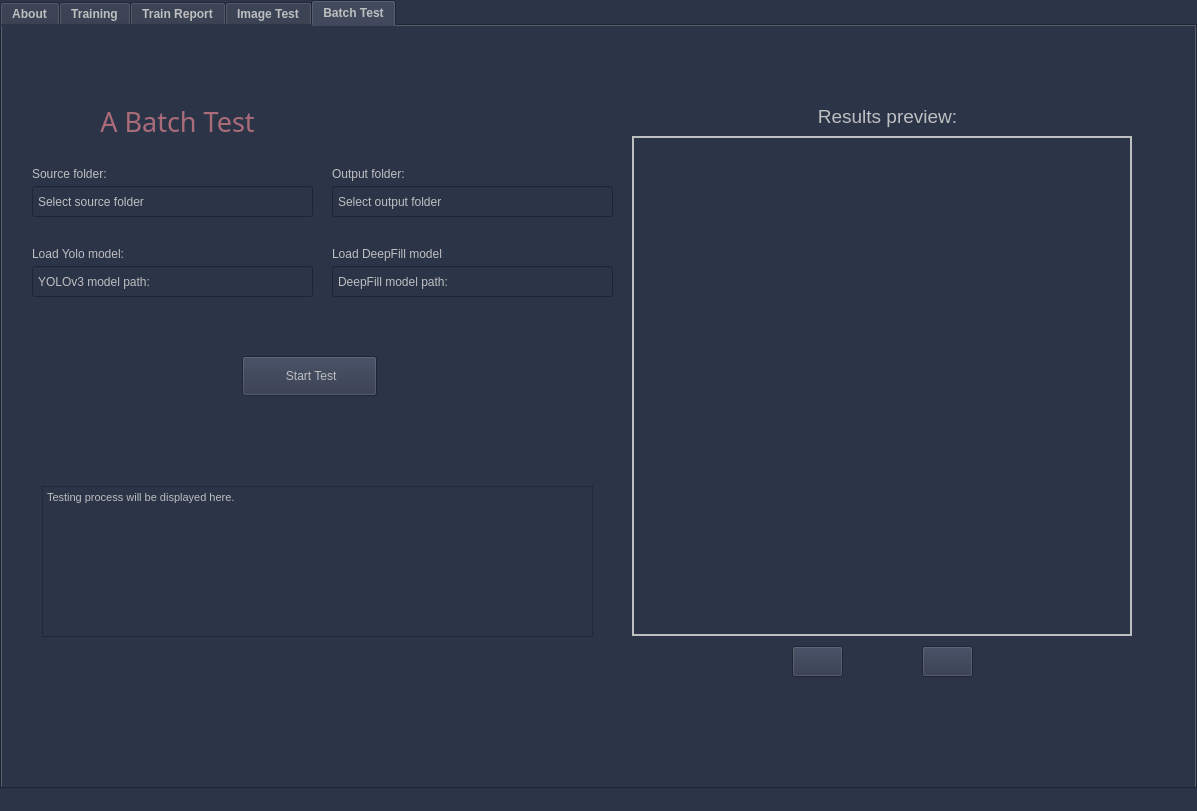
shlomi1074/Camouflage-Final-Project, file GUI/UI/MainScreen.ui: the form before one commit.
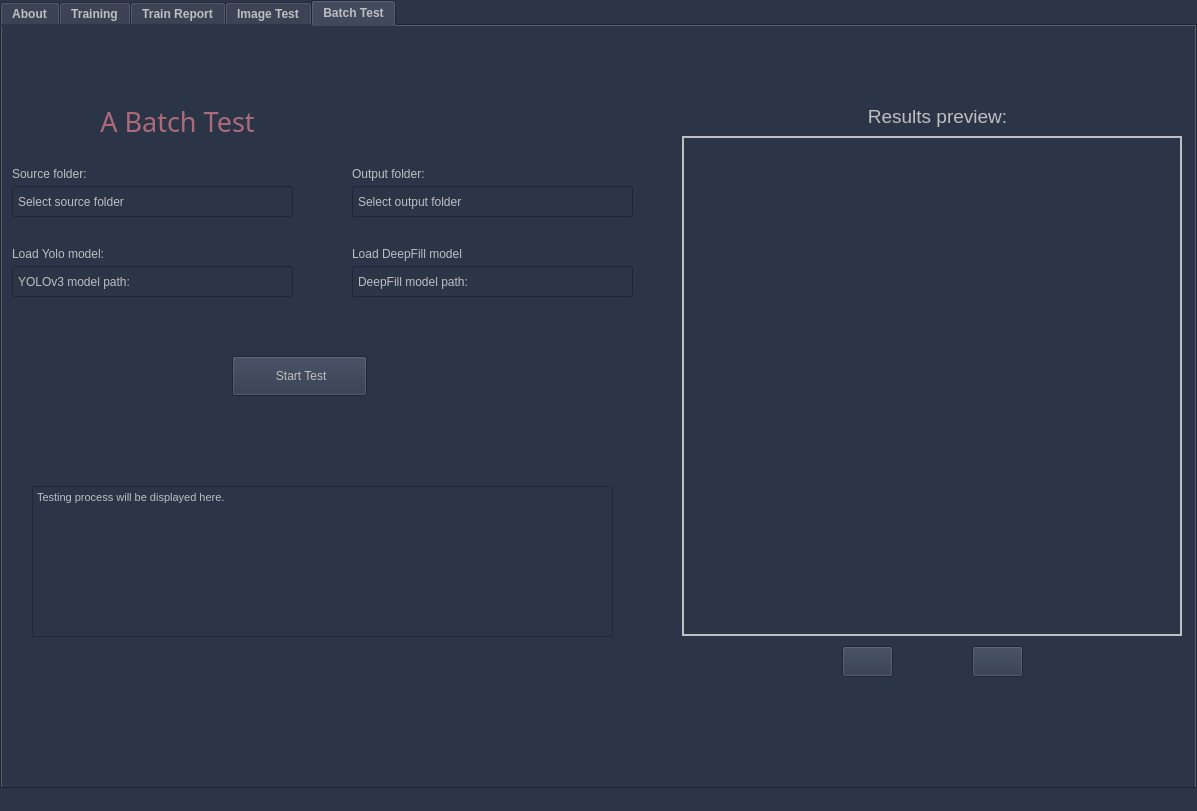
The form after the commit. The open tabs and pages were chosen to show the change. Icons and pictures are not drawn.

Commit message: models now loaded during startup

```diff
--- a/GUI/UI/MainScreen.ui
+++ b/GUI/UI/MainScreen.ui
@@ -2406,7 +2406,7 @@
        <widget class="QLabel" name="label_31">
         <property name="geometry">
          <rect>
-          <x>30</x>
+          <x>10</x>
           <y>140</y>
           <width>121</width>
           <height>16</height>
@@ -2430,7 +2430,7 @@
         </property>
         <property name="geometry">
          <rect>
-          <x>30</x>
+          <x>10</x>
           <y>160</y>
           <width>281</width>
           <height>31</height>
@@ -2451,7 +2451,7 @@
        <widget class="QLabel" name="batchTestSourceFolderButton">
         <property name="geometry">
          <rect>
-          <x>270</x>
+          <x>250</x>
           <y>160</y>
           <width>31</width>
           <height>31</height>
@@ -2479,7 +2479,7 @@
        <widget class="QLabel" name="label_33">
         <property name="geometry">
          <rect>
-          <x>30</x>
+          <x>10</x>
           <y>220</y>
           <width>111</width>
           <height>16</height>
@@ -2503,7 +2503,7 @@
         </property>
         <property name="geometry">
          <rect>
-          <x>30</x>
+          <x>10</x>
           <y>240</y>
           <width>281</width>
           <height>31</height>
@@ -2524,7 +2524,7 @@
        <widget class="QLabel" name="LoadYoloModelBatchTestButton">
         <property name="geometry">
          <rect>
-          <x>270</x>
+          <x>250</x>
           <y>240</y>
           <width>31</width>
           <height>31</height>
@@ -2552,7 +2552,7 @@
        <widget class="QPushButton" name="startBatchTest">
         <property name="geometry">
          <rect>
-          <x>240</x>
+          <x>230</x>
           <y>330</y>
           <width>135</width>
           <height>40</height>
@@ -2583,9 +2583,9 @@
        <widget class="QTextBrowser" name="batchTestingProcess">
         <property name="geometry">
          <rect>
-          <x>40</x>
+          <x>30</x>
           <y>460</y>
-          <width>551</width>
+          <width>581</width>
           <height>151</height>
          </rect>
         </property>
@@ -2608,7 +2608,7 @@
        <widget class="QLabel" name="previewImage">
         <property name="geometry">
          <rect>
-          <x>630</x>
+          <x>680</x>
           <y>110</y>
           <width>500</width>
           <height>500</height>
@@ -2639,7 +2639,7 @@
        <widget class="QPushButton" name="previewPrev">
         <property name="geometry">
          <rect>
-          <x>790</x>
+          <x>840</x>
           <y>620</y>
           <width>51</width>
           <height>31</height>
@@ -2670,7 +2670,7 @@
        <widget class="QPushButton" name="previewNext">
         <property name="geometry">
          <rect>
-          <x>920</x>
+          <x>970</x>
           <y>620</y>
           <width>51</width>
           <height>31</height>
@@ -2701,7 +2701,7 @@
        <widget class="QLabel" name="label_34">
         <property name="geometry">
          <rect>
-          <x>810</x>
+          <x>860</x>
           <y>80</y>
           <width>151</width>
           <height>21</height>
@@ -2728,7 +2728,7 @@
        <widget class="QLabel" name="batchTestOutputFolderButton">
         <property name="geometry">
          <rect>
-          <x>570</x>
+          <x>590</x>
           <y>160</y>
           <width>31</width>
           <height>31</height>
@@ -2756,7 +2756,7 @@
        <widget class="QLabel" name="label_107">
         <property name="geometry">
          <rect>
-          <x>330</x>
+          <x>350</x>
           <y>140</y>
           <width>121</width>
           <height>16</height>
@@ -2780,7 +2780,7 @@
         </property>
         <property name="geometry">
          <rect>
-          <x>330</x>
+          <x>350</x>
           <y>160</y>
           <width>281</width>
           <height>31</height>
@@ -2804,7 +2804,7 @@
         </property>
         <property name="geometry">
          <rect>
-          <x>330</x>
+          <x>350</x>
           <y>240</y>
           <width>281</width>
           <height>31</height>
@@ -2825,7 +2825,7 @@
        <widget class="QLabel" name="LoadDeepfillModelBatchTestButton">
         <property name="geometry">
          <rect>
-          <x>570</x>
+          <x>590</x>
           <y>240</y>
           <width>31</width>
           <height>31</height>
@@ -2853,7 +2853,7 @@
        <widget class="QLabel" name="label_108">
         <property name="geometry">
          <rect>
-          <x>330</x>
+          <x>350</x>
           <y>220</y>
           <width>111</width>
           <height>16</height>
@@ -2871,6 +2871,44 @@
          <string>Load DeepFill model:</string>
         </property>
        </widget>
+       <widget class="QLabel" name="deepfillModelStatus_2">
+        <property name="geometry">
+         <rect>
+          <x>640</x>
+          <y>243</y>
+          <width>24</width>
+          <height>24</height>
+         </rect>
+        </property>
+        <property name="text">
+         <string/>
+        </property>
+        <property name="pixmap">
+         <pixmap>../Resources/red.png</pixmap>
+        </property>
+        <property name="scaledContents">
+         <bool>true</bool>
+        </property>
+       </widget>
+       <widget class="QLabel" name="yoloModelStatus_2">
+        <property name="geometry">
+         <rect>
+          <x>300</x>
+          <y>243</y>
+          <width>24</width>
+          <height>24</height>
+         </rect>
+        </property>
+        <property name="text">
+         <string/>
+        </property>
+        <property name="pixmap">
+         <pixmap>../Resources/red.png</pixmap>
+        </property>
+        <property name="scaledContents">
+         <bool>true</bool>
+        </property>
+       </widget>
        <zorder>deepfillModelPathBatchTest</zorder>
        <zorder>LoadDeepfillModelBatchTestButton</zorder>
        <zorder>label_108</zorder>
```
Left out of the diff: 49 changed lines with no effect on the pictures. The commit also changes 21 other files.
